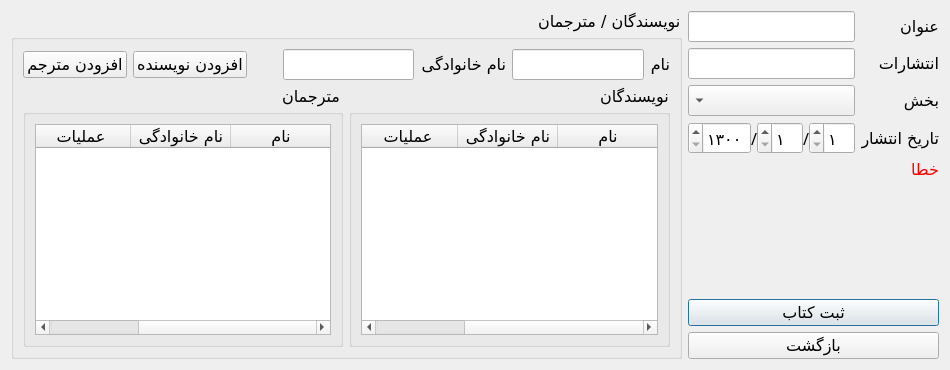
This is AddBookDialog.ui in Dandelion07/Library as Qt 5 draws it before an edit. The edited form follows.
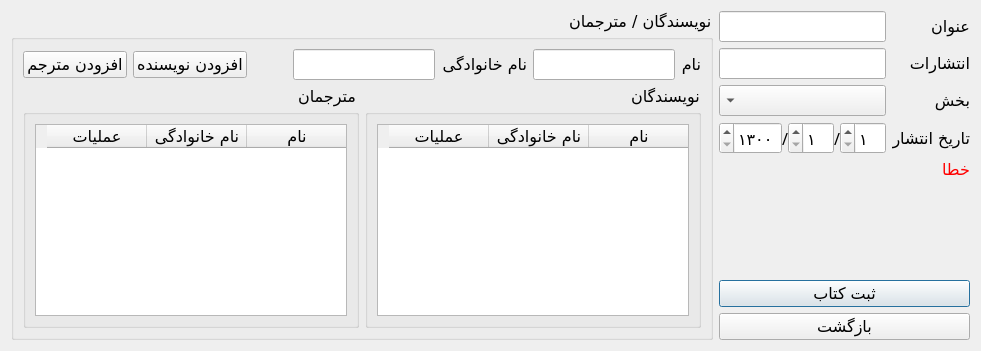
This is the edited form.

Patch:
```diff
--- a/AddBookDialog.ui
+++ b/AddBookDialog.ui
@@ -44,6 +44,9 @@
    <locale language="Persian" country="Iran"/>
   </property>
   <layout class="QHBoxLayout" name="horizontalLayout_4">
+   <property name="sizeConstraint">
+    <enum>QLayout::SetFixedSize</enum>
+   </property>
    <item>
     <layout class="QVBoxLayout" name="vlay_info">
      <item>
```
